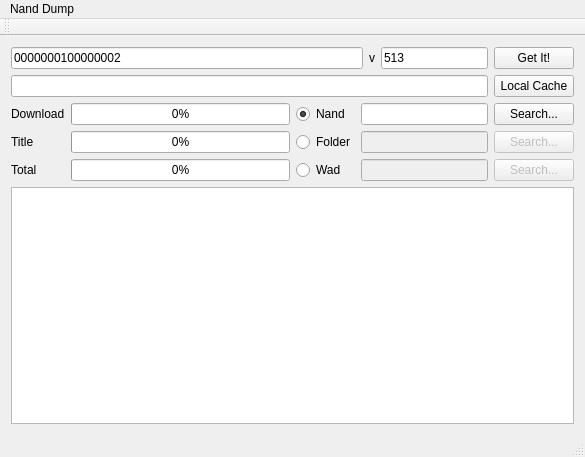
Old version of the form nand_dump/mainwindow.ui in the repository martravi/wiiqt.
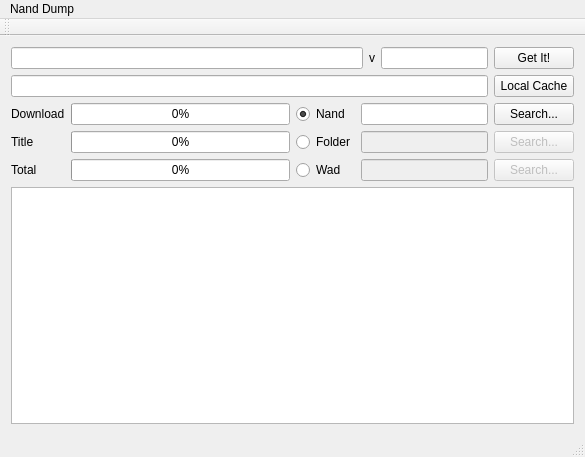
New version of the form.

The edit to the form file:
```diff
--- a/nand_dump/mainwindow.ui
+++ b/nand_dump/mainwindow.ui
@@ -20,7 +20,7 @@
       <item>
        <widget class="QLineEdit" name="lineEdit_tid">
         <property name="text">
-         <string>0000000100000002</string>
+         <string/>
         </property>
         <property name="maxLength">
          <number>16</number>
@@ -43,7 +43,7 @@
          </size>
         </property>
         <property name="text">
-         <string>513</string>
+         <string/>
         </property>
         <property name="maxLength">
          <number>5</number>
```
Lines whose indentation alone changed are shown as unchanged.
